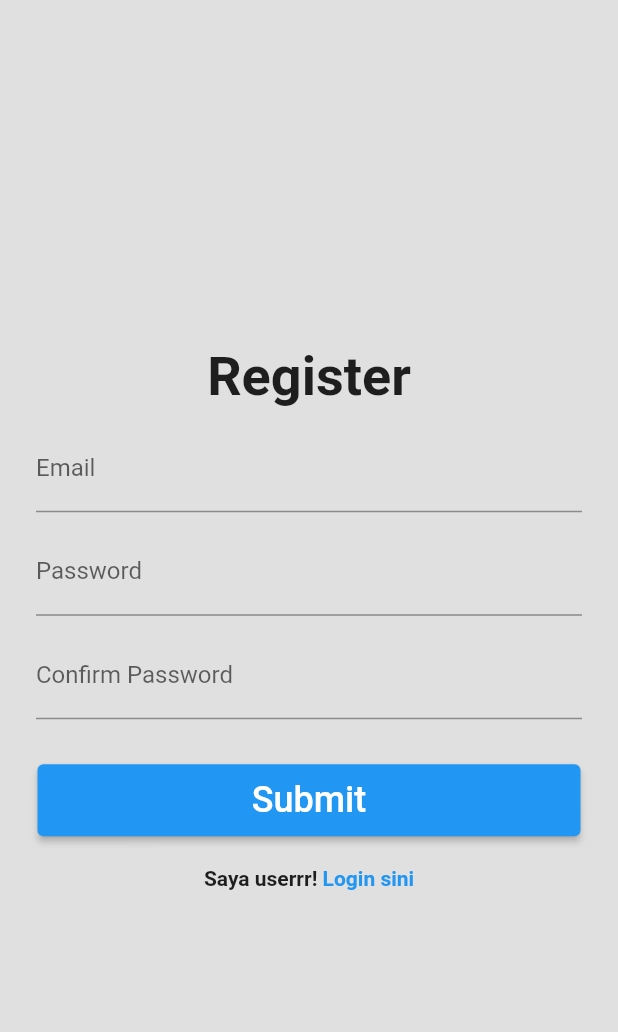
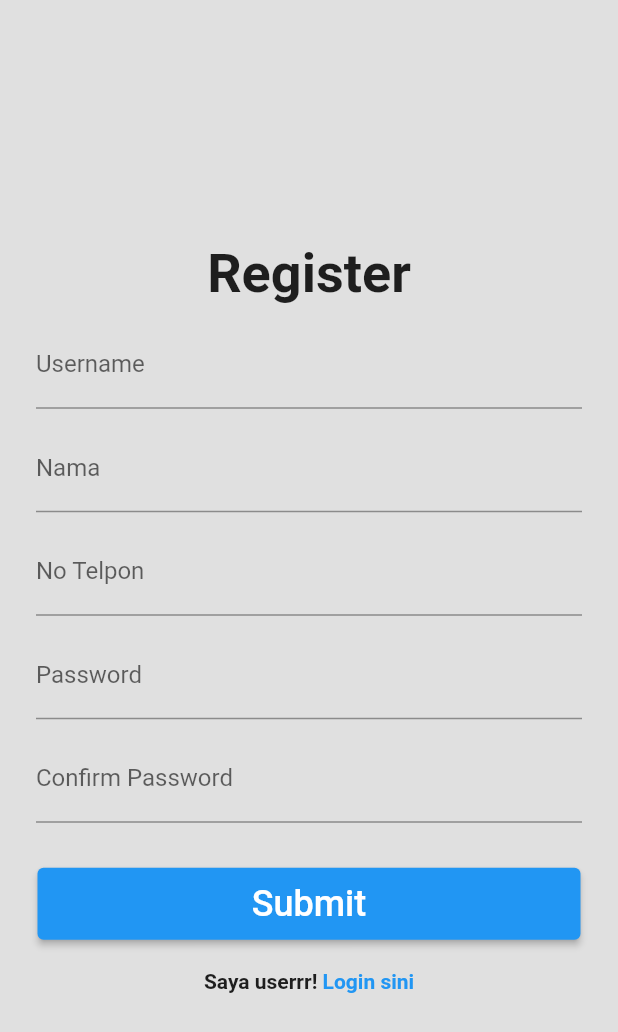
Before and after one commit to raihanadf/dart-intro, a Flutter app: the screen it shows after launch, after a tap on "Register sekarang", on a phone screen of 412 x 824 dp. Shown: the top 1032 px of the screen. Run offline on Flutter 3.47's test engine with Material 2 defaults, Android fonts, the phone set to English and light mode, and no system bars; our stand-ins replace cloud_firestore, firebase_auth, firebase_core, geocoding, geolocator, get; missing offline and left inert: android_intent_plus; accounts and stored records are empty; network calls fail.

Commit message:
tugas terakhir tsa awokaowkawok

```diff
--- a/lib/auth/main_page.dart
+++ b/lib/auth/main_page.dart
@@ -1,23 +1,23 @@
-import 'package:firebase_auth/firebase_auth.dart';
-import 'package:flutter/material.dart';
-import 'package:ongghuen/auth/auth_page.dart';
-import 'package:ongghuen/pages/home_page.dart';
+// import 'package:firebase_auth/firebase_auth.dart';
+// import 'package:flutter/material.dart';
+// import 'package:ongghuen/auth/auth_page.dart';
+// import 'package:ongghuen/pages/home_page.dart';
 
-void main(List<String> args) {
-  runApp(const MainPage());
-}
+// void main(List<String> args) {
+//   runApp(const MainPage());
+// }
 
-class MainPage extends StatelessWidget {
-  const MainPage({Key? key}) : super(key: key);
+// class MainPage extends StatelessWidget {
+//   const MainPage({Key? key}) : super(key: key);
 
-  @override
-  Widget build(BuildContext context) {
-    return Scaffold(
-      body: StreamBuilder(
-        stream: FirebaseAuth.instance.authStateChanges(),
-        builder: (context, snapshot) =>
-            snapshot.hasData ? HomePage() : AuthPage(),
-      ),
-    );
-  }
-}
+//   @override
+//   Widget build(BuildContext context) {
+//     return Scaffold(
+//       body: StreamBuilder(
+//         stream: FirebaseAuth.instance.authStateChanges(),
+//         builder: (context, snapshot) =>
+//             snapshot.hasData ? HomePage() : AuthPage(),
+//       ),
+//     );
+//   }
+// }
--- a/lib/main.dart
+++ b/lib/main.dart
@@ -1,5 +1,8 @@
 import 'package:flutter/material.dart';
 import 'package:firebase_core/firebase_core.dart';
+import 'package:cloud_firestore/cloud_firestore.dart';
+import 'package:get/get.dart';
+import 'package:ongghuen/auth/auth_page.dart';
 
 import 'package:ongghuen/auth/main_page.dart';
 import 'firebase_options.dart';
@@ -17,9 +20,9 @@ class MyApp extends StatelessWidget {
 
   @override
   Widget build(BuildContext context) {
-    return const MaterialApp(
+    return const GetMaterialApp(
       debugShowCheckedModeBanner: false,
-      home: MainPage(),
+      home: AuthPage(),
     );
   }
 }
--- a/lib/pages/login_page.dart
+++ b/lib/pages/login_page.dart
@@ -1,7 +1,10 @@
 import 'dart:ui';
 
+import 'package:cloud_firestore/cloud_firestore.dart';
 import 'package:firebase_auth/firebase_auth.dart';
 import 'package:flutter/material.dart';
+import 'package:get/get.dart';
+import 'package:ongghuen/pages/home_page.dart';
 
 class LoginPage extends StatefulWidget {
   final VoidCallback showRegisterPage;
@@ -13,14 +16,27 @@ class LoginPage extends StatefulWidget {
 
 class _LoginPageState extends State<LoginPage> {
   // controllers
-  final _emailController = TextEditingController();
+  final _usernameController = TextEditingController();
   final _passController = TextEditingController();
 
   Future _signIn() async {
+    var db = FirebaseFirestore.instance;
     try {
-      await FirebaseAuth.instance.signInWithEmailAndPassword(
-          email: _emailController.text.trim(),
-          password: _passController.text.trim());
+      // await FirebaseAuth.instance.signInWithEmailAndPassword(
+      //     email: _emailController.text.trim(),
+      //     password: _passController.text.trim());
+
+      await db.collection("users").get().then((event) {
+        for (var doc in event.docs) {
+          if (_usernameController.text.trim() == doc.data()["username"] &&
+              _passController.text.trim() == doc.data()["password"]) {
+            return Get.off(HomePage(
+              docId: doc.id,
+            ));
+          }
+        }
+        return Get.snackbar("Login", "Username atau Password salah");
+      });
     } catch (e) {
       const snackBar = SnackBar(
         content: Text('Login gagal!'),
@@ -33,7 +49,7 @@ class _LoginPageState extends State<LoginPage> {
   @override
   void dispose() {
     // TODO: implement dispose
-    _emailController.dispose();
+    _usernameController.dispose();
     _passController.dispose();
     super.dispose();
   }
@@ -71,10 +87,10 @@ class _LoginPageState extends State<LoginPage> {
                 Padding(
                   padding: const EdgeInsets.symmetric(horizontal: 24.0),
                   child: TextField(
-                    controller: _emailController,
+                    controller: _usernameController,
                     decoration: const InputDecoration(
                       border: UnderlineInputBorder(),
-                      labelText: 'Email Anda',
+                      labelText: 'Username Anda',
                     ),
                   ),
                 ),
--- a/lib/pages/register_page.dart
+++ b/lib/pages/register_page.dart
@@ -1,5 +1,7 @@
+import 'package:cloud_firestore/cloud_firestore.dart';
 import 'package:firebase_auth/firebase_auth.dart';
 import 'package:flutter/material.dart';
+import 'package:get/get.dart';
 
 class RegisterPage extends StatefulWidget {
   final VoidCallback showLoginPage;
@@ -11,31 +13,58 @@ class RegisterPage extends StatefulWidget {
 
 class _RegisterPageState extends State<RegisterPage> {
   // controllers
-  final _emailController = TextEditingController();
+  final _usernameController = TextEditingController();
+  final _namaController = TextEditingController();
+  final _telpController = TextEditingController();
   final _passController = TextEditingController();
   final _confirmPassController = TextEditingController();
 
   @override
   void dispose() {
-    _emailController.dispose();
+    _usernameController.dispose();
+    _namaController.dispose();
+    _telpController.dispose();
     _passController.dispose();
     _confirmPassController.dispose();
     super.dispose();
   }
 
   Future<void> _signUp() async {
+    if (_usernameController.text.isNotEmpty &&
+        _namaController.text.isNotEmpty &&
+        _telpController.text.isNotEmpty &&
+        _passController.text.isNotEmpty &&
+        _confirmPassController.text.isNotEmpty) {
+      var db = FirebaseFirestore.instance;
       try {
+// Create a new user with a first and last name
+        final user = <String, dynamic>{
+          "username": _usernameController.text.trim(),
+          "nama": _namaController.text,
+          "password": _passController.text.trim(),
+          "no_telp": _telpController.text.trim()
+        };
+
         if (_passController.text.trim() == _confirmPassController.text.trim()) {
-        await FirebaseAuth.instance.createUserWithEmailAndPassword(
-            email: _emailController.text.trim(),
-            password: _passController.text.trim());
+          db.collection("users").add(user).then((DocumentReference doc) =>
+              print('DocumentSnapshot added with ID: ${doc.id}'));
+          widget.showLoginPage();
         }
+
+        // if (_passController.text.trim() == _confirmPassController.text.trim()) {
+        //   await FirebaseAuth.instance.createUserWithEmailAndPassword(
+        //       email: _emailController.text.trim(),
+        //       password: _passController.text.trim());
+        // }
       } catch (e) {
         const snackBar = SnackBar(
           content: Text('Format Username atau Password salah!'),
         );
 
         ScaffoldMessenger.of(context).showSnackBar(snackBar);
+      }
+    } else {
+      Get.snackbar("Mohon Isi Semua Field!", "Data Anda tidak lengkap");
     }
   }
 
@@ -68,10 +97,10 @@ class _RegisterPageState extends State<RegisterPage> {
                 Padding(
                   padding: const EdgeInsets.symmetric(horizontal: 24.0),
                   child: TextField(
-                    controller: _emailController,
+                    controller: _usernameController,
                     decoration: const InputDecoration(
                       border: UnderlineInputBorder(),
-                      labelText: 'Email',
+                      labelText: 'Username',
                     ),
                   ),
                 ),
@@ -80,6 +109,39 @@ class _RegisterPageState extends State<RegisterPage> {
                   height: 10,
                 ),
 
+                // ini input text atau form
+                Padding(
+                  padding: const EdgeInsets.symmetric(horizontal: 24.0),
+                  child: TextField(
+                    controller: _namaController,
+                    decoration: const InputDecoration(
+                      border: UnderlineInputBorder(),
+                      labelText: 'Nama',
+                    ),
+                  ),
+                ),
+
+                const SizedBox(
+                  height: 10,
+                ),
+
+                // ini input text atau form
+                Padding(
+                  padding: const EdgeInsets.symmetric(horizontal: 24.0),
+                  child: TextField(
+                    controller: _telpController,
+                    decoration: const InputDecoration(
+                      border: UnderlineInputBorder(),
+                      labelText: 'No Telpon',
+                    ),
+                  ),
+                ),
+
+                //
+                const SizedBox(
+                  height: 10,
+                ),
+                //
                 // ini input text atau form
                 Padding(
                   padding: const EdgeInsets.symmetric(horizontal: 24.0),
@@ -98,7 +160,6 @@ class _RegisterPageState extends State<RegisterPage> {
                   height: 10,
                 ),
                 //
-
                 // ini input text atau form
                 Padding(
                   padding: const EdgeInsets.symmetric(horizontal: 24.0),
--- a/pubspec.yaml
+++ b/pubspec.yaml
@@ -38,6 +38,7 @@ dependencies:
   cupertino_icons: ^1.0.2
   firebase_core: ^1.24.0
   firebase_auth: ^3.11.2
+  cloud_firestore: ^3.5.1
 
   # gps
   geolocator: ^9.0.0
@@ -45,6 +46,9 @@ dependencies:
 
   # intent like
   android_intent_plus: ^3.1.5
+
+  # getx
+  get: ^4.6.5
 
 dev_dependencies:
   flutter_test:
```
Also changed, not shown: lib/pages/home_page.dart (+54 -38 lines), lib/pages/setting_page.dart (added, +170 -0 lines), pubspec.lock, 2 other files. Lines whose indentation alone changed are shown as unchanged.
